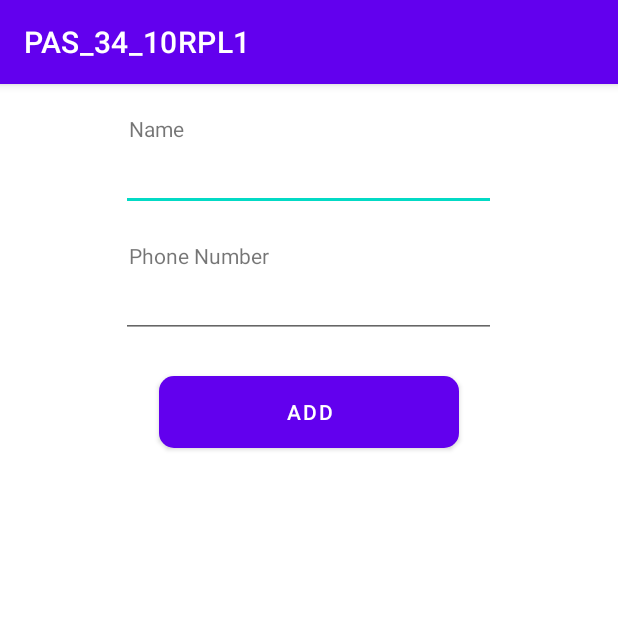
After one commit to umarsetyawan/PAS_34_10RPL1, an Android app: the NewDataActivity screen opened directly, with no data from a screen before it, on a phone screen of 412 x 824 dp, the top half of it. The commit adds this screen. Run offline under Robolectric (Android 15) with nearby library versions, the phone set to English and light mode, and no system bars.

Commit message:
Feat : Add new data

```diff
--- a/app/src/main/AndroidManifest.xml
+++ b/app/src/main/AndroidManifest.xml
@@ -9,8 +9,10 @@
         android:roundIcon="@mipmap/ic_launcher_round"
         android:supportsRtl="true"
         android:theme="@style/Theme.PAS_34_10RPL1">
-        <activity android:name=".DetailActivity"
-            android:parentActivityName=".MainActivity"></activity>
+        <activity android:name=".NewDataActivity"></activity>
+        <activity
+            android:name=".DetailActivity"
+            android:parentActivityName=".MainActivity" />
         <activity android:name=".MainActivity">
             <intent-filter>
                 <action android:name="android.intent.action.MAIN" />
--- a/app/src/main/java/com/example/pas_34_10rpl1/Model.java
+++ b/app/src/main/java/com/example/pas_34_10rpl1/Model.java
@@ -5,6 +5,11 @@ public class Model {
     private String Name, Desc;
     private int img;
 
+    public Model(String name, String desc, int img) {
+        Name = name;
+        Desc = desc;
+        this.img = img;
+    }
 
     public String getName() {
         return Name;
--- /dev/null
+++ b/app/src/main/java/com/example/pas_34_10rpl1/NewDataActivity.java
@@ -0,0 +1,67 @@
+package com.example.pas_34_10rpl1;
+
+import androidx.appcompat.app.AppCompatActivity;
+import androidx.recyclerview.widget.LinearLayoutManager;
+import androidx.recyclerview.widget.RecyclerView;
+
+import android.content.Context;
+import android.content.Intent;
+import android.os.Bundle;
+import android.view.View;
+import android.widget.Button;
+import android.widget.EditText;
+import android.widget.Toast;
+
+import java.util.ArrayList;
+
+
+public class NewDataActivity extends AppCompatActivity {
+
+    RecyclerView mrecyclerView;
+    Adapter adapter;
+    EditText Name;
+    EditText Number;
+    Button Addbtn;
+    String name;
+    String number;
+
+
+
+    @Override
+    protected void onCreate(Bundle savedInstanceState) {
+        super.onCreate(savedInstanceState);
+        setContentView(R.layout.activity_new_data);
+        Context c;
+
+        Name = (EditText)findViewById(R.id.text_name_input);
+        Number = (EditText)findViewById(R.id.text_number_input);
+        Addbtn = (Button)findViewById(R.id.addbtn);
+
+//        mrecyclerView = findViewById(R.id.rvdata);
+//        mrecyclerView.setLayoutManager(new LinearLayoutManager(this));
+//
+//        adapter = new Adapter(this, getList());
+//        mrecyclerView.setAdapter(adapter);
+
+
+
+
+
+        Addbtn.setOnClickListener(new View.OnClickListener() {
+            @Override
+            public void onClick(View v) {
+                name = Name.getText().toString();
+                number = Number.getText().toString();
+                if (name.isEmpty() || number.isEmpty()){
+                    Toast.makeText(NewDataActivity.this, "Tolong isi Nama dan Nomor HP", Toast.LENGTH_SHORT ).show();
+                }else {
+                    MainActivity.models.add(new Model(name, number, R.drawable.user));
+                    Intent intent = new Intent(getApplicationContext(), MainActivity.class);
+                    startActivity(intent);
+                }
+            }
+        });
+
+
+    }
+}
--- /dev/null
+++ b/app/src/main/res/drawable/shape.xml
@@ -0,0 +1,7 @@
+<?xml version="1.0" encoding="utf-8"?>
+<shape xmlns:android="http://schemas.android.com/apk/res/android"
+    android:shape="rectangle" android:padding="10dp">
+    <!-- you can use any color you want I used here gray color-->
+    <solid android:color="#4294d4"/>
+    <corners android:radius="10dp"/>
+</shape>
--- a/app/src/main/res/layout/activity_main.xml
+++ b/app/src/main/res/layout/activity_main.xml
@@ -16,6 +16,7 @@ tools:context=".MainActivity">
     <ImageButton
         android:layout_width="wrap_content"
         android:layout_height="wrap_content"
+        android:id="@+id/plusbtn"
         android:background="?android:attr/selectableItemBackground"
         android:layout_alignParentBottom="true"
         android:layout_alignParentRight="true"
--- /dev/null
+++ b/app/src/main/res/layout/activity_new_data.xml
@@ -0,0 +1,55 @@
+<?xml version="1.0" encoding="utf-8"?>
+<RelativeLayout xmlns:android="http://schemas.android.com/apk/res/android"
+    xmlns:app="http://schemas.android.com/apk/res-auto"
+    xmlns:tools="http://schemas.android.com/tools"
+    android:layout_width="match_parent"
+    android:layout_height="match_parent"
+    tools:context=".NewDataActivity">
+
+    <TextView
+        android:layout_width="240dp"
+        android:layout_height="wrap_content"
+        android:layout_marginTop="20dp"
+        android:layout_centerHorizontal="true"
+        android:text="Name" />
+
+    <EditText
+        android:layout_width="250dp"
+        android:layout_height="wrap_content"
+        android:layout_centerHorizontal="true"
+        android:layout_marginTop="40dp"
+        android:inputType="text"
+        android:id="@+id/text_name_input"
+        android:padding="10dp"
+        />
+
+    <TextView
+        android:layout_width="240dp"
+        android:layout_height="wrap_content"
+        android:layout_marginTop="20dp"
+        android:layout_below="@+id/text_name_input"
+        android:layout_centerHorizontal="true"
+        android:text="Phone Number" />
+
+    <EditText
+        android:layout_width="250dp"
+        android:layout_height="wrap_content"
+        android:layout_centerHorizontal="true"
+        android:layout_marginTop="40dp"
+        android:layout_below="@+id/text_name_input"
+        android:id="@+id/text_number_input"
+        android:padding="10dp"
+        android:inputType="phone"
+        />
+
+    <Button
+        android:layout_width="200dp"
+        android:layout_height="wrap_content"
+        android:layout_marginTop="25dp"
+        android:id="@+id/addbtn"
+        android:background="@drawable/shape"
+        android:text="Add"
+        android:layout_below="@+id/text_number_input"
+        android:layout_centerHorizontal="true"/>
+
+</RelativeLayout>
```
Also changed, not shown: app/src/main/java/com/example/pas_34_10rpl1/Adapter.java (+7 -3 lines), app/src/main/java/com/example/pas_34_10rpl1/MainActivity.java (+16 -24 lines).
